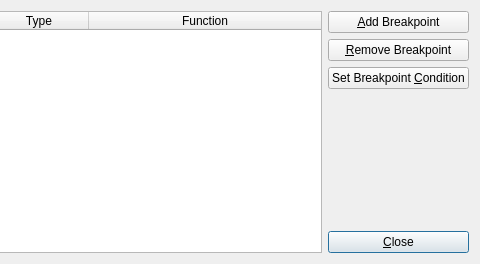
This is plugins/BreakpointManager/DialogBreakpoints.ui in eteran/edb-debugger as Qt 5 draws it before an edit; both pictures show x 323 to 803 and y 0 to 264 of the 803 by 264 pixel window. The edited form follows.
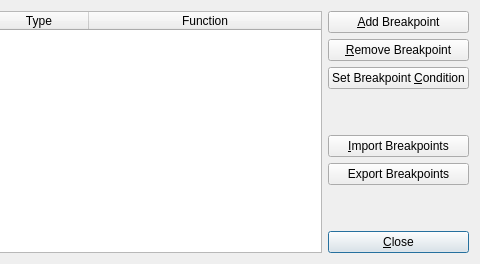
This is the edited form.

Commit message: Import breakpoints works. Need to check for unmapped memory (use Expression vs. raw edb::address_t). QtCreator isn't doing signals + slots properly, and it's causing signals to double-fire.

```diff
--- a/plugins/BreakpointManager/DialogBreakpoints.ui
+++ b/plugins/BreakpointManager/DialogBreakpoints.ui
@@ -15,6 +15,13 @@
    <string>Breakpoint Manager</string>
   </property>
   <layout class="QGridLayout">
+   <item row="4" column="1">
+    <widget class="QPushButton" name="btnImport">
+     <property name="text">
+      <string>&amp;Import Breakpoints</string>
+     </property>
+    </widget>
+   </item>
    <item row="2" column="1">
     <widget class="QPushButton" name="btnCondition">
      <property name="text">
@@ -22,7 +29,7 @@
      </property>
     </widget>
    </item>
-   <item row="3" column="1">
+   <item row="6" column="1">
     <spacer>
      <property name="orientation">
       <enum>Qt::Vertical</enum>
@@ -35,7 +42,7 @@
      </property>
     </spacer>
    </item>
-   <item row="4" column="1">
+   <item row="7" column="1">
     <widget class="QPushButton" name="okButton">
      <property name="text">
       <string>&amp;Close</string>
@@ -59,7 +66,7 @@
      </property>
     </widget>
    </item>
-   <item row="0" column="0" rowspan="5">
+   <item row="0" column="0" rowspan="8">
     <widget class="QTableWidget" name="tableWidget">
      <property name="editTriggers">
       <set>QAbstractItemView::NoEditTriggers</set>
@@ -106,6 +113,26 @@
      </column>
     </widget>
    </item>
+   <item row="3" column="1">
+    <spacer name="verticalSpacer">
+     <property name="orientation">
+      <enum>Qt::Vertical</enum>
+     </property>
+     <property name="sizeHint" stdset="0">
+      <size>
+       <width>20</width>
+       <height>40</height>
+      </size>
+     </property>
+    </spacer>
+   </item>
+   <item row="5" column="1">
+    <widget class="QPushButton" name="btnExport">
+     <property name="text">
+      <string>Export Breakpoints</string>
+     </property>
+    </widget>
+   </item>
   </layout>
  </widget>
  <tabstops>
```
Left out of the diff: 40 changed lines with no effect on the pictures. The commit also changes 3 other files.
